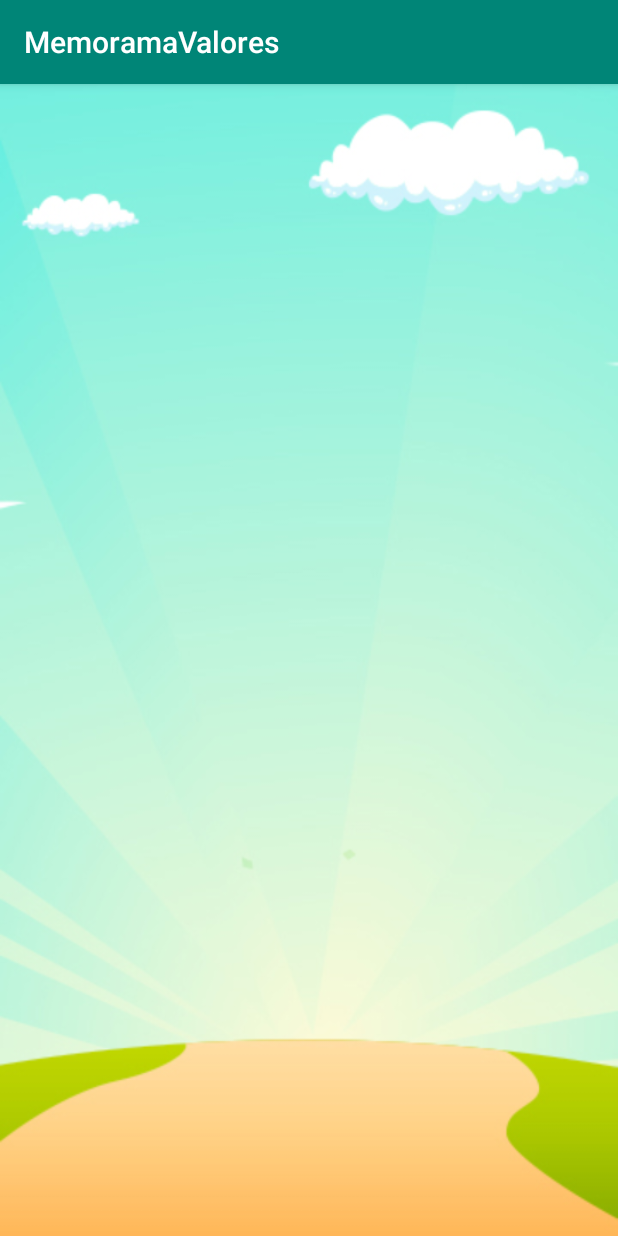
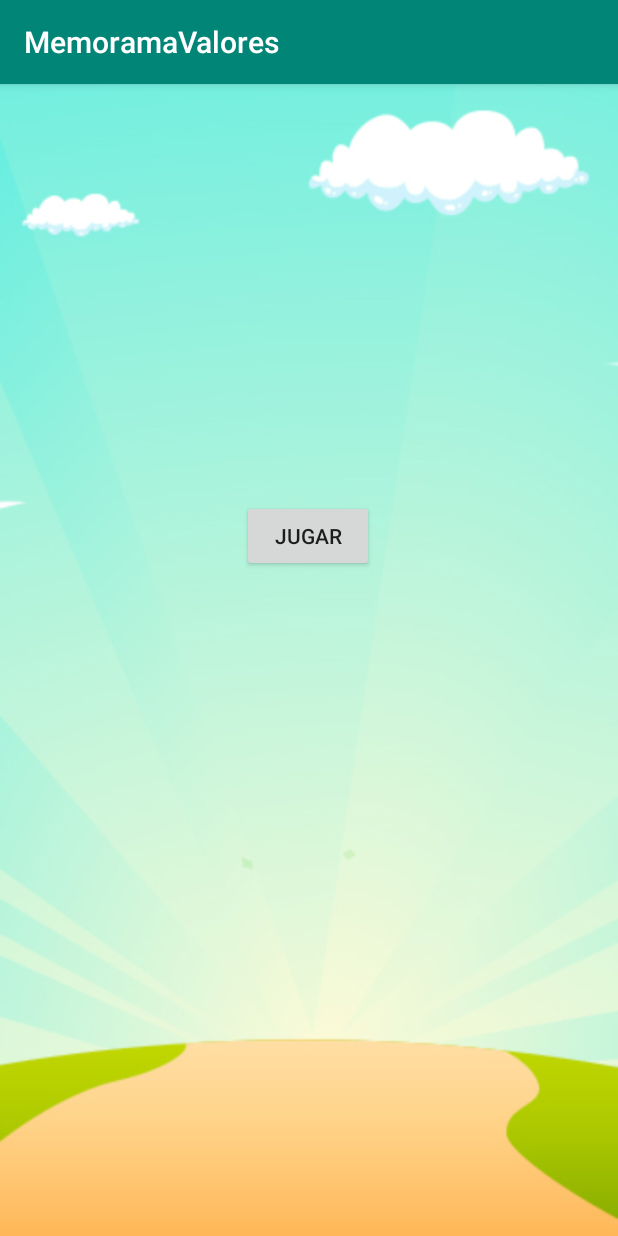
Before and after one commit to raices19/Pruebasjuegos, an Android app: the MenuJuego screen opened directly, with no data from a screen before it, on a phone screen of 412 x 824 dp. Run offline under Robolectric (Android 15) with nearby library versions, the phone set to English and light mode, and no system bars.

Commit message:
Agregando boton al menu principal del juego

```diff
--- a/app/src/main/java/com/example/memoramavalores/MenuJuego.java
+++ b/app/src/main/java/com/example/memoramavalores/MenuJuego.java
@@ -1,13 +1,30 @@
 package com.example.memoramavalores;
 
+import android.content.Intent;
 import android.support.v7.app.AppCompatActivity;
 import android.os.Bundle;
+import android.view.View;
+import android.widget.Button;
 
 public class MenuJuego extends AppCompatActivity {
+
+    Button bttnjuego;
+
 
     @Override
     protected void onCreate(Bundle savedInstanceState) {
         super.onCreate(savedInstanceState);
         setContentView(R.layout.activity_menu_juego);
+
+        bttnjuego=(Button) findViewById(R.id.btnjuego);
+
+        bttnjuego.setOnClickListener(new View.OnClickListener() {
+            @Override
+            public void onClick(View v) {
+                Intent pagina2 = new Intent(MenuJuego.this,MainActivity.class);
+                startActivity(pagina2);
+            }
+        });
+
     }
 }
--- a/app/src/main/res/layout/activity_main.xml
+++ b/app/src/main/res/layout/activity_main.xml
@@ -218,7 +218,7 @@
         app:srcCompat="@drawable/atraas" />
 
     <Button
-        android:id="@+id/button3"
+        android:id="@+id/btnregreso"
         android:layout_width="wrap_content"
         android:layout_height="wrap_content"
         android:layout_marginStart="28dp"
--- a/app/src/main/res/layout/activity_menu_juego.xml
+++ b/app/src/main/res/layout/activity_menu_juego.xml
@@ -4,7 +4,22 @@
     xmlns:tools="http://schemas.android.com/tools"
     android:layout_width="match_parent"
     android:layout_height="match_parent"
-    android:background="@drawable/Sub_portada"
+    android:background="@drawable/portada"
     tools:context=".MenuJuego">
 
+    <Button
+        android:id="@+id/btnjuego"
+        android:layout_width="wrap_content"
+        android:layout_height="wrap_content"
+        android:layout_marginStart="8dp"
+        android:layout_marginTop="8dp"
+        android:layout_marginEnd="8dp"
+        android:layout_marginBottom="8dp"
+        android:text="Jugar"
+        app:layout_constraintBottom_toBottomOf="parent"
+        app:layout_constraintEnd_toEndOf="parent"
+        app:layout_constraintHorizontal_bias="0.498"
+        app:layout_constraintStart_toStartOf="parent"
+        app:layout_constraintTop_toTopOf="parent"
+        app:layout_constraintVertical_bias="0.383" />
 </android.support.constraint.ConstraintLayout>
```
Also changed, not shown: app/src/main/java/com/example/memoramavalores/MainActivity.java (+15 -0 lines), app/src/main/res/drawable/portada.jpg (renamed from app/src/main/res/drawable/Sub_portada.jpg).
